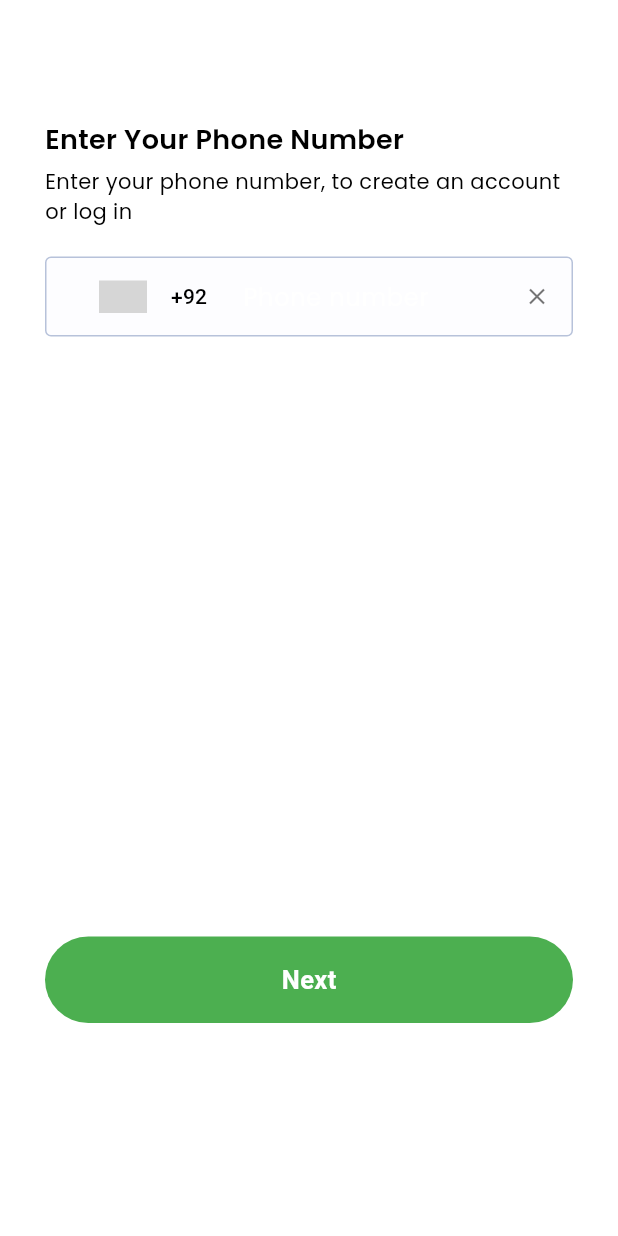
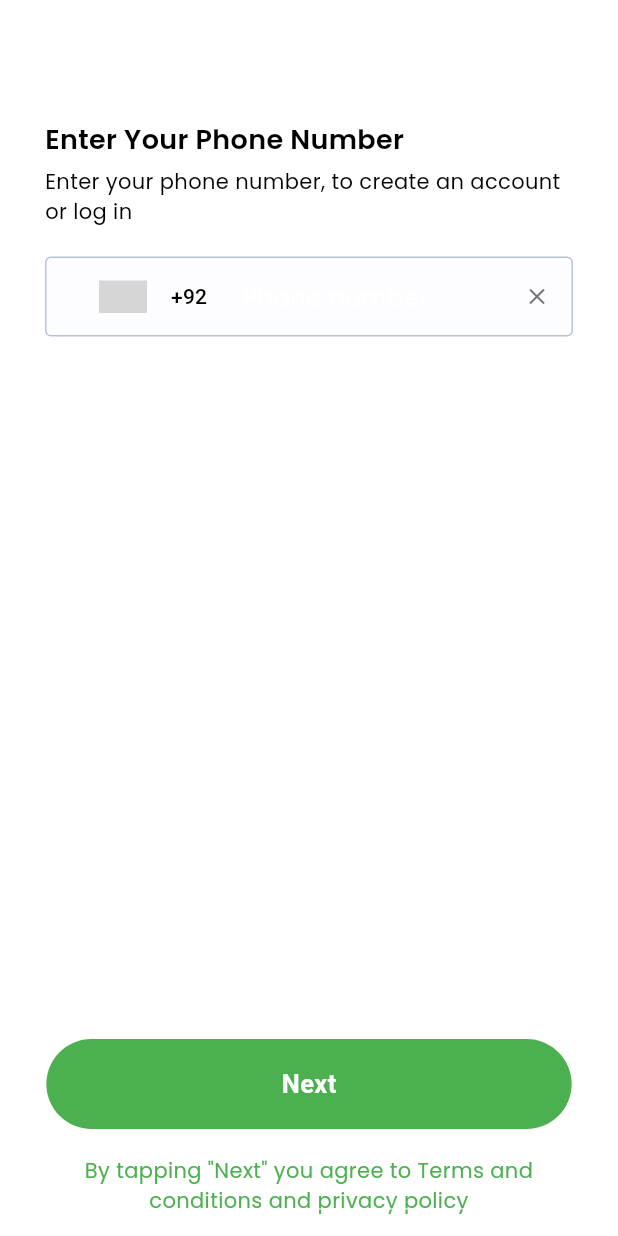
Before and after one commit to WahabKhawaja0/go-ride-customer, a Flutter app: the screen it shows after launch, on a phone screen of 412 x 824 dp. Run offline on Flutter 3.47's test engine with Material 3 defaults, Android fonts, the phone set to English and light mode, and no system bars; drawn by our look-alikes of country_code_picker; our stand-ins replace cached_network_image, cloud_firestore, dotted_border, firebase_auth, firebase_core, firebase_messaging and 21 more; missing offline and left inert: bottom_picker, clipboard, flutter_email_sender, flutter_google_places_hoc081098, flutter_paypal_native, flutter_polyline_points and 13 more; accounts and stored records are empty; project files that could hold a hidden picture were left out; grey boxes are pictures that could not be loaded.

Commit message:
Update login_screen.dart

```diff
--- a/lib/ui/auth_screen/login_screen.dart
+++ b/lib/ui/auth_screen/login_screen.dart
@@ -86,7 +86,7 @@ class LoginScreen extends StatelessWidget {
                                     ? AppColors.darkTextField
                                     : AppColors.textField,
                                 contentPadding:
-                                    const EdgeInsets.symmetric(vertical: 12),
+                                    const EdgeInsets.symmetric(vertical: 5),
                                 prefixIcon: CountryCodePicker(
 
                                   onChanged: (value) {
@@ -192,12 +192,12 @@ class LoginScreen extends StatelessWidget {
                                 ),
                                 hintText: "Phone number".tr)),
                         const SizedBox(
-                          height: 400,
+                          height: 380,
                         ),
                         Align(
                           alignment: Alignment.bottomCenter,
                           child: Container(
-                            height: MediaQuery.of(context).size.height * .07,
+                            height: MediaQuery.of(context).size.height * .18,
                             width: double.infinity,
                             decoration: BoxDecoration(
                                 color: Colors.white,
@@ -207,7 +207,10 @@ class LoginScreen extends StatelessWidget {
                                 )
 
                             ),
-                            child: InkWell(
+                            child: Column(
+                              children: [
+                                Spacer(),
+                                InkWell(
                                   onTap: (){
                                     controller.sendCode();
                                   },
@@ -226,6 +229,11 @@ class LoginScreen extends StatelessWidget {
                                       ),),
                                     ),
                                   ),
+                                ),
+                                // SizedBox(height: 100,),
+                                // Spacer(),
+
+                              ],
                             ),
                           ),
                         ),
@@ -383,40 +391,48 @@ class LoginScreen extends StatelessWidget {
                 ],
               ),
             ),
-            // bottomNavigationBar: Padding(
-            //     padding:
-            //         const EdgeInsets.symmetric(horizontal: 20, vertical: 14),
-            //     child: Text.rich(
-            //       textAlign: TextAlign.center,
-            //       TextSpan(
-            //         text: 'By tapping "Next" you agree to '.tr,
-            //         style: GoogleFonts.poppins(),
-            //         children: <TextSpan>[
-            //           TextSpan(
-            //               recognizer: TapGestureRecognizer()
-            //                 ..onTap = () {
-            //                   Get.to(const TermsAndConditionScreen(
-            //                     type: "terms",
-            //                   ));
-            //                 },
-            //               text: 'Terms and conditions'.tr,
-            //               style: GoogleFonts.poppins(
-            //                   decoration: TextDecoration.underline)),
-            //           TextSpan(text: ' and ', style: GoogleFonts.poppins()),
-            //           TextSpan(
-            //               recognizer: TapGestureRecognizer()
-            //                 ..onTap = () {
-            //                   Get.to(const TermsAndConditionScreen(
-            //                     type: "privacy",
-            //                   ));
-            //                 },
-            //               text: 'privacy policy'.tr,
-            //               style: GoogleFonts.poppins(
-            //                   decoration: TextDecoration.underline)),
-            //           // can add more TextSpans here...
-            //         ],
-            //       ),
-            //     )),
+            bottomNavigationBar: Padding(
+                padding:
+                    const EdgeInsets.symmetric(horizontal: 20, vertical: 14),
+                child: Text.rich(
+                  textAlign: TextAlign.center,
+                  TextSpan(
+                    text: 'By tapping "Next" you agree to '.tr,
+                    style: GoogleFonts.poppins(
+                      color: Colors.green
+                    ),
+                    children: <TextSpan>[
+                      TextSpan(
+                          recognizer: TapGestureRecognizer()
+                            ..onTap = () {
+                              Get.to(const TermsAndConditionScreen(
+                                type: "terms",
+                              ));
+                            },
+                          text: 'Terms and conditions'.tr,
+                          style: GoogleFonts.poppins(
+                              decoration: TextDecoration.underline,
+                            color: Colors.green,
+
+                          )),
+                      TextSpan(text: ' and ', style: GoogleFonts.poppins(
+                        color: Colors.green,
+                      )),
+                      TextSpan(
+                          recognizer: TapGestureRecognizer()
+                            ..onTap = () {
+                              Get.to(const TermsAndConditionScreen(
+                                type: "privacy",
+                              ));
+                            },
+                          text: 'privacy policy'.tr,
+                          style: GoogleFonts.poppins(
+                              decoration: TextDecoration.underline,
+                            color: Colors.green,)),
+                      // can add more TextSpans here...
+                    ],
+                  ),
+                )),
           );
         });
   }
```
Lines whose indentation alone changed are shown as unchanged.
